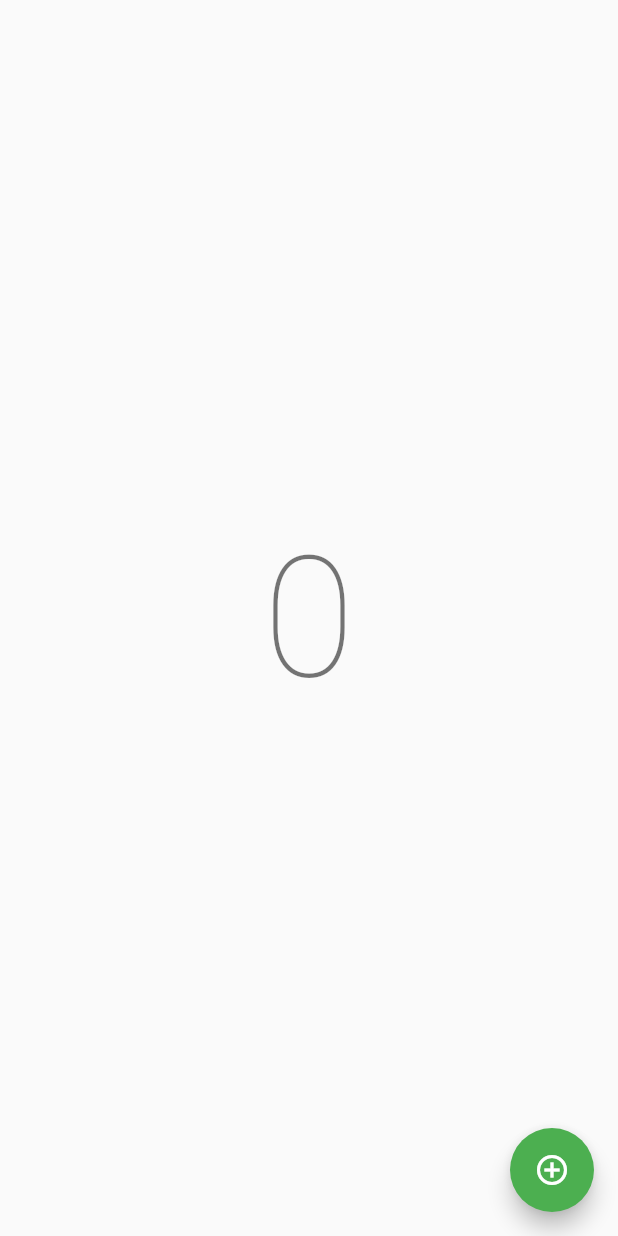
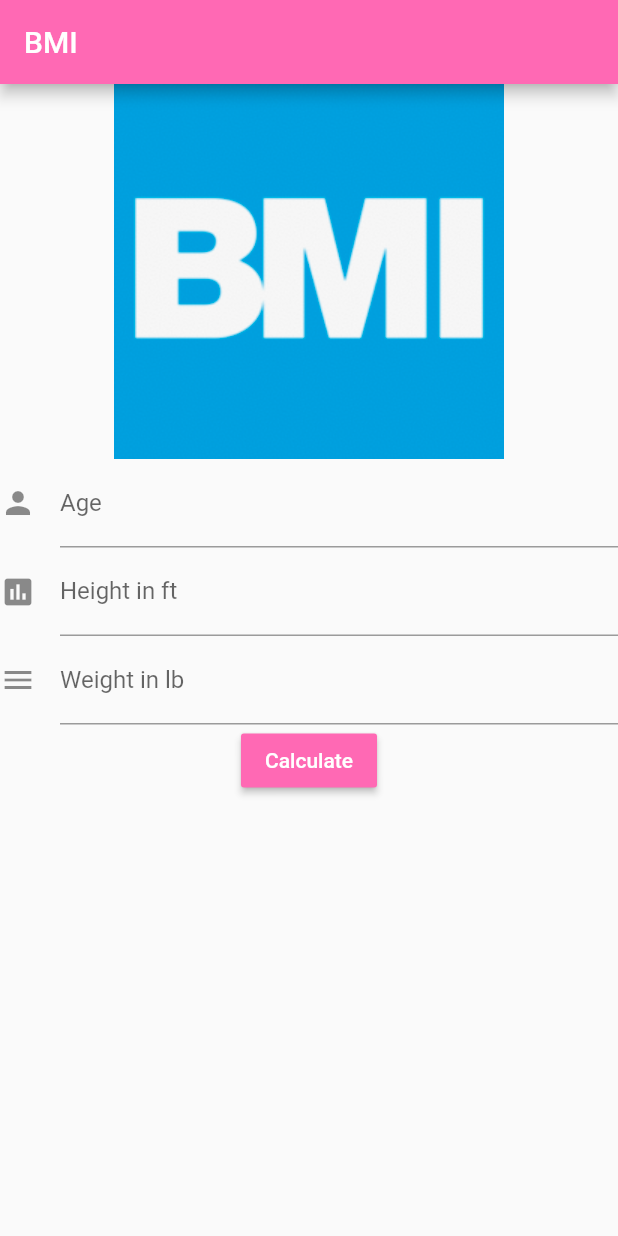
Before and after one commit to brentonhauth/flutter_practice, a Flutter app: the screen it shows after launch, on a phone screen of 412 x 824 dp. Run offline on Flutter 3.47's test engine with Material 2 defaults, Android fonts, the phone set to English and light mode, and no system bars.

Commit message:
Completed #2

```diff
--- /dev/null
+++ b/lib/BmiForm.dart
@@ -0,0 +1,137 @@
+import 'package:flutter/material.dart';
+import 'ResultsPage.dart';
+
+
+enum BmiFlag { underweight, normal, overweight }
+
+class _BmiData {
+  double age = 0;
+  double height = 0; // in
+  double weight = 0; // lb
+
+  double calculate() {
+    var heightSquared = height * height;
+    return 703 * weight / heightSquared;
+  }
+
+  String getOverOrUnderWeight() {
+    var bmi = calculate();
+    if (bmi <= 18.5) {
+      return "underweight";
+    } else if (bmi < 25) {
+      return "normal";
+    } else if (bmi < 30) {
+      return "overweight";
+    } else {
+      return "obese";
+    }
+  }
+
+}
+
+class BmiForm extends StatefulWidget {
+  @override
+  _BmiFormState createState() => _BmiFormState();
+}
+
+class _BmiFormState extends State<BmiForm> {
+
+  final GlobalKey<FormState> _formKey = GlobalKey<FormState>();
+  final _BmiData bmiData = new _BmiData();
+
+  double _validateInput(String val) {
+    if (val.isEmpty) {
+      throw new Error();
+    }
+
+    double d = double.parse(val);
+
+    if (d <= 0) {
+      throw new Error();
+    }
+
+    return d;
+  }
+
+  @override
+  Widget build(BuildContext context) {
+    return new Form(
+      key: this._formKey,
+      child: new Column(
+        children: <Widget>[
+          // Age Field
+          TextFormField(
+            decoration: InputDecoration(icon: Icon(Icons.person), labelText: 'Age'),
+            keyboardType: TextInputType.numberWithOptions(decimal: false, signed: false),
+            validator: (String val) {
+              try {
+                var a = _validateInput(val);
+                bmiData.age = a;
+              } catch (e) {
+                return 'Please enter a valid age';
+              }
+              return null;
+            },
+          ),
+
+          // Height Field
+          TextFormField(
+            decoration: InputDecoration(icon: Icon(Icons.insert_chart), labelText: 'Height in ft'),
+            keyboardType: TextInputType.numberWithOptions(signed: true),
+            validator: (String val) {
+              try {
+                var h = _validateInput(val) * 12; // converts height to inches
+                bmiData.height = h;
+              } catch (e) {
+                return 'Please enter height in ft';
+              }
+              return null;
+            },
+          ),
+
+          // Weight Field
+          TextFormField(
+            decoration: InputDecoration(icon: Icon(Icons.menu), labelText: 'Weight in lb'),
+            keyboardType: TextInputType.numberWithOptions(signed: false),
+            validator: (String val) {
+              try {
+                var w = _validateInput(val);
+                bmiData.weight = w;
+              } catch (e) {
+                return 'Please enter weight in lbs';
+              }
+              return null;
+            },
+          ),
+
+
+          RaisedButton(
+            onPressed: () {
+              if (_formKey.currentState.validate()) {
+                _formKey.currentState.save();
+
+                Navigator.push(
+                  context,
+                  MaterialPageRoute(
+                    builder: (context) => ResultsPage(
+                      bmi: bmiData.calculate(),
+                      weightCategory: bmiData.getOverOrUnderWeight(),
+                    )
+                  )
+                );
+
+
+                // ... it is valid
+                // calc bmi, change screens
+              }
+            },
+            child: Text('Calculate'),
+            color: Color.fromRGBO(255, 105, 180, 1),
+            textColor: Color.fromRGBO(255, 255, 255, 1),
+          ),
+
+        ],
+      ),
+    );
+  }
+}
--- a/lib/HomePage.dart
+++ b/lib/HomePage.dart
@@ -1,4 +1,5 @@
 import 'package:flutter/material.dart';
+import 'BmiForm.dart';
 
 
 class HomePage extends StatefulWidget {
@@ -8,23 +9,20 @@ class HomePage extends StatefulWidget {
 
 class _HomePageState extends State<HomePage> {
 
-  int count = 0;
-
-  void increment() => setState(() { count++; });
-
   @override
   Widget build(BuildContext context) {
     return Scaffold(
-      body: new Center(
-        child: new Text(
-          '$count',
-          style: Theme.of(context).textTheme.headline1,
-        ),
+      appBar: new AppBar(
+        title: Text('BMI'),
+        backgroundColor: Color.fromRGBO(255, 105, 180, 1),
       ),
-      floatingActionButton: new FloatingActionButton(
-        onPressed: increment,
-        child: new Icon(Icons.add_circle_outline),
+      body: Column(
+        children: <Widget>[
+          Image.asset('assets/bmi.png'),
+          BmiForm(),
+        ],
       ),
+      resizeToAvoidBottomInset: false
     );
   }
 }
--- a/lib/main.dart
+++ b/lib/main.dart
@@ -9,10 +9,10 @@ class MainApp extends StatelessWidget {
   @override
   Widget build(BuildContext context) {
     return new MaterialApp(
-      title: "1. Counter App",
+      title: "2. BMI",
       home: new HomePage(),
       theme: new ThemeData(
-        primarySwatch: Colors.green,
+        primarySwatch: Colors.red,
         visualDensity: VisualDensity.adaptivePlatformDensity
       ),
     );
--- a/pubspec.yaml
+++ b/pubspec.yaml
@@ -45,7 +45,8 @@ flutter:
   uses-material-design: true
 
   # To add assets to your application, add an assets section, like this:
-  # assets:
+  assets:
+      - assets/bmi.png
   #   - images/a_dot_burr.jpeg
   #   - images/a_dot_ham.jpeg
 
```
Also changed, not shown: lib/ResultsPage.dart (added, +44 -0 lines), assets/bmi.png (added), 1 other file.
